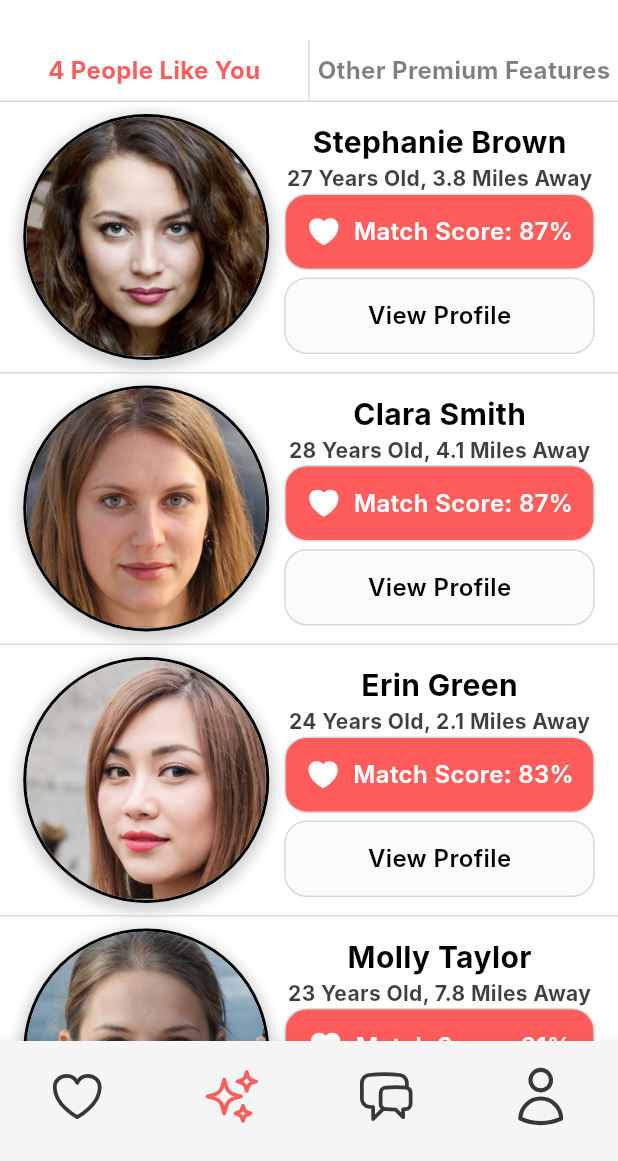
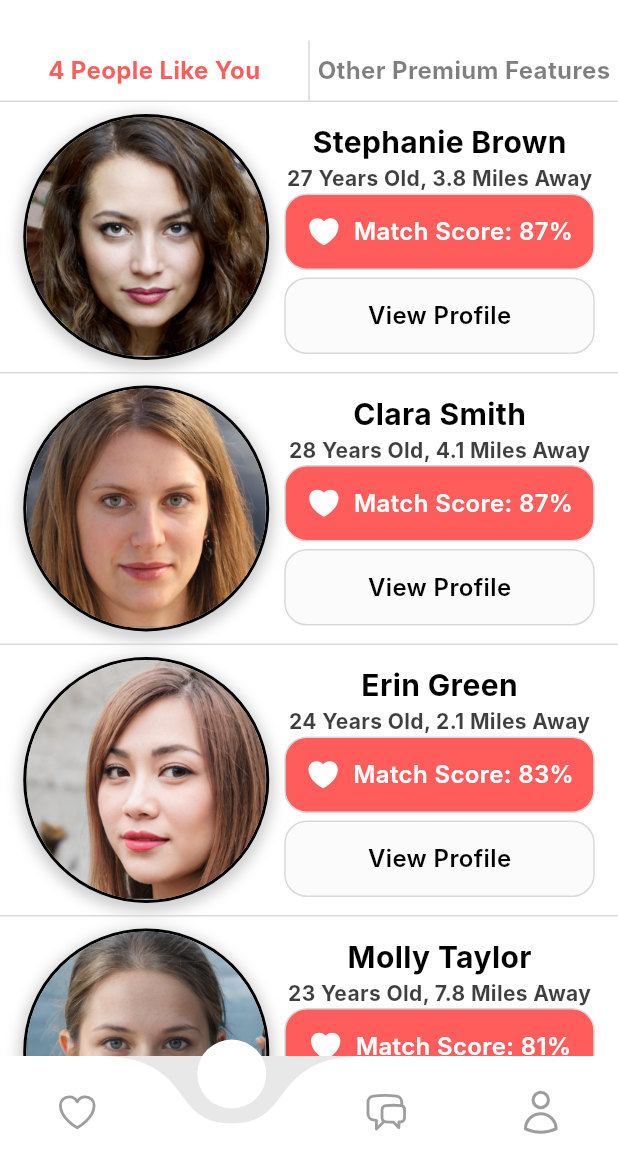
Before and after one commit to eUnity-Development/eUnity-app, a Flutter app: the CoreTemplate screen opened directly, item 2 of the bottom bar chosen, on a phone screen of 412 x 824 dp, the part 75-1236 px from its top. Run offline on Flutter 3.47's test engine with Material 3 defaults, Android fonts, the phone set to English and light mode, and no system bars; drawn by our look-alikes of curved_navigation_bar; our stand-ins replace cookie_jar, dio, dio_cookie_manager, equatable, flutter_otp_text_field, flutter_svg and 1 more; network calls fail; Roboto replaces fonts that are missing (Inter); project files that could hold a hidden picture were left out.

Commit message:
Revamped nav bar

```diff
--- a/frontend/lib/views/CoreTemplate.dart
+++ b/frontend/lib/views/CoreTemplate.dart
@@ -1,11 +1,11 @@
+import 'package:curved_navigation_bar/curved_navigation_bar.dart';
 import 'package:flutter/material.dart';
 import 'package:flutter_svg/flutter_svg.dart';
+import 'package:frontend/views/Messages.dart';
+import 'package:frontend/views/PremiumFeatures.dart';
+import 'package:frontend/views/Profile.dart';
 import 'package:frontend/views/Swiping.dart';
-import 'package:frontend/views/PremiumFeatures.dart';
-import 'package:frontend/views/Messages.dart';
-import 'package:frontend/views/Profile.dart';
 import 'package:frontend/widgets/TopBars/HomeTopBar.dart';
-import 'package:frontend/classes/DesignVariables.dart';
 
 class CoreTemplate extends StatefulWidget {
   const CoreTemplate({super.key});
@@ -16,9 +16,8 @@ class CoreTemplate extends StatefulWidget {
 
 class _CoreTemplateState extends State<CoreTemplate> {
   int selectedIndex = 0;
-  bool colorRed = true;
-  Color unselectedColor = Color.fromARGB(255, 56, 56, 56);
-  Color selectedColor = DesignVariables.primaryRed;
+  Color unselectedColor = Colors.grey;
+  Color selectedColor = Colors.white;
 
   final screens = [
     const Swiping(),
@@ -27,7 +26,7 @@ class _CoreTemplateState extends State<CoreTemplate> {
     const Profile(),
   ];
 
-  void onItemTapped(int index) async {
+  void onItemTapped(int index) {
     setState(() {
       selectedIndex = index;
     });
@@ -37,95 +36,41 @@ class _CoreTemplateState extends State<CoreTemplate> {
   Widget build(BuildContext context) {
     return Scaffold(
       backgroundColor: Color.fromARGB(255, 232, 232, 232),
-      body: SingleChildScrollView(
-        child: Column(
-          children: [
-            SizedBox(
-              height: 734,
-              width: 412,
-              child: screens[selectedIndex],
-            ),
-          ],
-        ),
-      ),
+      body: screens[selectedIndex],
       appBar: HomeTopBar(selectedIndex: selectedIndex),
-      bottomNavigationBar: SizedBox(
-        height: 80,
-        child: BottomNavigationBar(
-            backgroundColor: Color.fromARGB(255, 245, 245, 245),
-            type: BottomNavigationBarType.fixed,
-            showSelectedLabels: false,
-            showUnselectedLabels: false,
-            selectedItemColor: const Color(0xffFFE89A),
-            unselectedItemColor: const Color(0xff89875A),
-            items: <BottomNavigationBarItem>[
-              BottomNavigationBarItem(
-                icon: SizedBox(
-                  width: 40,
-                  height: 40,
-                  child: SvgPicture.asset('assets/NavBarUI/icon-heart.svg',
-                      color: unselectedColor),
-                ),
-                activeIcon: SizedBox(
-                  width: 40,
-                  height: 40,
-                  child: SvgPicture.asset('assets/NavBarUI/icon-heart.svg',
-                      color: selectedColor),
-                ),
-                label: '',
-              ),
-              BottomNavigationBarItem(
-                icon: SizedBox(
-                  width: 40,
-                  height: 40,
-                  child: SvgPicture.asset(
-                    'assets/NavBarUI/icon-sparkles.svg',
-                    color: unselectedColor,
-                  ),
-                ),
-                activeIcon: SizedBox(
-                  width: 40,
-                  height: 40,
-                  child: SvgPicture.asset('assets/NavBarUI/icon-sparkles.svg',
-                      color: selectedColor),
-                ),
-                label: '',
-              ),
-              BottomNavigationBarItem(
-                icon: SizedBox(
-                  width: 40,
-                  height: 40,
-                  child: SvgPicture.asset(
-                      'assets/NavBarUI/icon-chat-bubbles.svg',
-                      color: unselectedColor),
-                ),
-                activeIcon: SizedBox(
-                  width: 40,
-                  height: 40,
-                  child: SvgPicture.asset(
-                      'assets/NavBarUI/icon-chat-bubbles.svg',
-                      color: selectedColor),
-                ),
-                label: '',
-              ),
-              BottomNavigationBarItem(
-                icon: SizedBox(
-                  width: 40,
-                  height: 40,
-                  child: SvgPicture.asset('assets/NavBarUI/icon-shadow.svg',
-                      color: unselectedColor),
-                ),
-                activeIcon: SizedBox(
-                  width: 40,
-                  height: 40,
-                  child: SvgPicture.asset('assets/NavBarUI/icon-shadow.svg',
-                      color: selectedColor),
-                ),
-                label: '',
-              ),
-            ],
-            onTap: onItemTapped,
-            currentIndex: selectedIndex),
+      bottomNavigationBar: CurvedNavigationBar(
+        backgroundColor: Color.fromARGB(255, 232, 232, 232),
+        color: Colors.white,
+        buttonBackgroundColor: Colors.white,
+        height: 70,
+        index: selectedIndex,
+        items: <Widget>[
+          SvgPicture.asset(
+            'assets/NavBarUI/icon-heart.svg',
+            color: selectedIndex == 0 ? selectedColor : unselectedColor,
+            width: 30,
+            height: 30,
+          ),
+          SvgPicture.asset(
+            'assets/NavBarUI/icon-sparkles.svg',
+            color: selectedIndex == 1 ? selectedColor : unselectedColor,
+            width: 30,
+            height: 30,
+          ),
+          SvgPicture.asset(
+            'assets/NavBarUI/icon-chat-bubbles.svg',
+            color: selectedIndex == 2 ? selectedColor : unselectedColor,
+            width: 30,
+            height: 30,
+          ),
+          SvgPicture.asset(
+            'assets/NavBarUI/icon-shadow.svg',
+            color: selectedIndex == 3 ? selectedColor : unselectedColor,
+            width: 30,
+            height: 30,
+          ),
+        ],
+        onTap: onItemTapped,
       ),
     );
   }
--- a/frontend/lib/views/Swiping.dart
+++ b/frontend/lib/views/Swiping.dart
@@ -129,9 +129,7 @@ class ReactButtons extends StatelessWidget {
 
   @override
   Widget build(BuildContext context) {
-    return Align(
-      alignment: Alignment.bottomCenter,
-      child: Row(
+    return Row(
       mainAxisAlignment: MainAxisAlignment.center,
       children: [
         Container(
@@ -154,7 +152,6 @@ class ReactButtons extends StatelessWidget {
           child: const Icon(Icons.favorite, color: Colors.white),
         ),
       ],
-      ),
     );
   }
 }
--- a/frontend/pubspec.yaml
+++ b/frontend/pubspec.yaml
@@ -44,6 +44,7 @@ dependencies:
   intl: ^0.18.1
   flutter_otp_text_field: ^1.1.0+2
   intl_phone_field: ^3.2.0
+  curved_navigation_bar: ^1.0.4
 
 dev_dependencies:
   flutter_test:
```
Also changed, not shown: frontend/pubspec.lock. Lines whose indentation alone changed are shown as unchanged.
